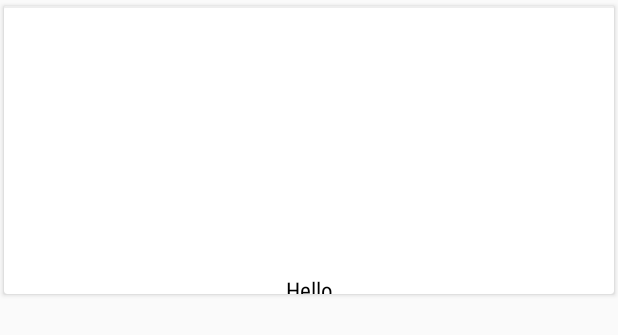
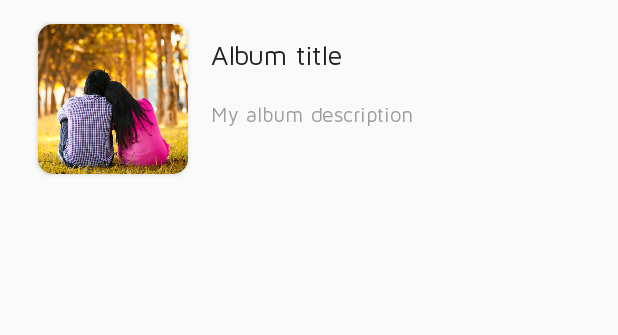
Before and after one commit to narmware/canvera, an Android app: the layout item_shared_photobook.xml on its own in the app's theme, with its tools: preview values and no code run, on a phone screen of 412 x 824 dp. Shown: the top 335 px of the screen. Run offline under Robolectric (Android 15) with nearby library versions, the light colour scheme and no system bars.

Commit message:
Update album card layout

```diff
--- a/app/src/main/res/layout/item_shared_photobook.xml
+++ b/app/src/main/res/layout/item_shared_photobook.xml
@@ -1,40 +1,60 @@
 <?xml version="1.0" encoding="utf-8"?>
 
-<LinearLayout android:layout_width="match_parent"
-    android:layout_height="wrap_content"
+
+<RelativeLayout
     xmlns:android="http://schemas.android.com/apk/res/android"
-    xmlns:app="http://schemas.android.com/apk/res-auto">
-<android.support.v7.widget.CardView
+    xmlns:app="http://schemas.android.com/apk/res-auto"
     app:cardUseCompatPadding="true"
     android:layout_width="match_parent"
-    android:gravity="center"
-    android:layout_height="@dimen/shared_item_height"   >
+    android:layout_height="wrap_content"
+    android:paddingLeft="@dimen/album_card_padding"
+    android:paddingRight="@dimen/album_card_padding"
+    android:paddingTop="@dimen/album_card_padding_top">
 
-    <RelativeLayout
-        android:layout_width="match_parent"
-        android:layout_height="@dimen/shared_item_height">
-    <ImageView
-        android:layout_above="@+id/horizontal"
-        android:id="@+id/img_photo"
-        app:srcCompat="@drawable/pre_mar_1"
-        android:layout_width="match_parent"
-        android:layout_height="@dimen/shared_item_height" />
 
-        <LinearLayout
-            android:id="@+id/horizontal"
-            android:layout_above="@+id/txt_frame_name"
-            android:orientation="vertical"
-            android:background="@color/grey_200"
-            android:layout_width="match_parent"
-            android:layout_height="1dp"/>
-    <TextView
-        android:id="@+id/txt_photo_name"
-        android:gravity="center"
-        android:layout_alignParentBottom="true"
-        style="@style/small_title_textStyle"
-        android:text="Hello"
-        android:layout_width="match_parent"
-        android:layout_height="wrap_content" />
-    </RelativeLayout>
+    <android.support.v7.widget.CardView
+        android:id="@+id/img_photo_card"
+        android:layout_width="wrap_content"
+        android:layout_height="wrap_content"
+        app:cardUseCompatPadding="true"
+        app:cardCornerRadius="10dp">
+        <ImageView
+            android:id="@+id/img_photo"
+            android:src="@drawable/pre_mar_1"
+            android:layout_width="100dp"
+            android:layout_height="100dp"
+            android:scaleType="centerCrop"
+            android:layout_alignParentLeft="true"
+            android:layout_centerInParent="true"/>
     </android.support.v7.widget.CardView>
-</LinearLayout>
+
+    <LinearLayout
+        android:layout_toRightOf="@+id/img_photo_card"
+        android:layout_width="wrap_content"
+        android:layout_height="wrap_content"
+        android:layout_marginTop="15dp"
+        android:layout_marginLeft="10dp"
+        android:orientation="vertical">
+
+
+        <com.narmware.canvera.support.customfonts.MyTextView
+            android:id="@+id/txt_photo_name"
+            android:text="Album title"
+            android:layout_width="wrap_content"
+            android:layout_height="wrap_content"
+            style="@style/album_title"
+            android:textColor="@color/grey_900"
+            />
+
+        <com.narmware.canvera.support.customfonts.MyTextView
+            android:text="My album description"
+            android:layout_width="wrap_content"
+            android:layout_height="wrap_content"
+            android:textColor="@color/grey_500"/>
+
+    </LinearLayout>
+
+
+
+
+</RelativeLayout>
--- a/app/src/main/res/values/dimens.xml
+++ b/app/src/main/res/values/dimens.xml
@@ -22,5 +22,6 @@
     <dimen name="shared_photo_fab_marginRight">30dp</dimen>
     <dimen name="shared_photo_fab_elevation">5dp</dimen>
     <dimen name="shared_item_height">200dp</dimen>
-
+    <dimen name="album_card_padding">20dp</dimen>
+    <dimen name="album_card_padding_top">10dp</dimen>
 </resources>
--- a/app/src/main/res/values/styles.xml
+++ b/app/src/main/res/values/styles.xml
@@ -67,4 +67,12 @@
         <item name="colorControlHighlight">@android:color/white</item>
 
     </style>
+
+    <style name="album_title">
+        <item name="android:textSize">18sp</item>
+        <item name="android:textStyle">bold</item>
+        <item name="android:layout_marginBottom">20dp</item>
+        <item name="android:singleLine">true</item>
+
+    </style>
 </resources>
```
